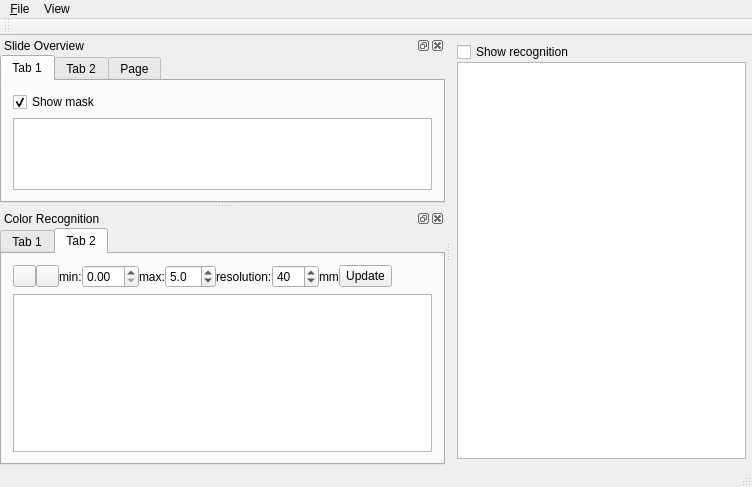
First picture: the form in mainwindow.ui, repository frankyeh/WSRecognizer, before the edit.
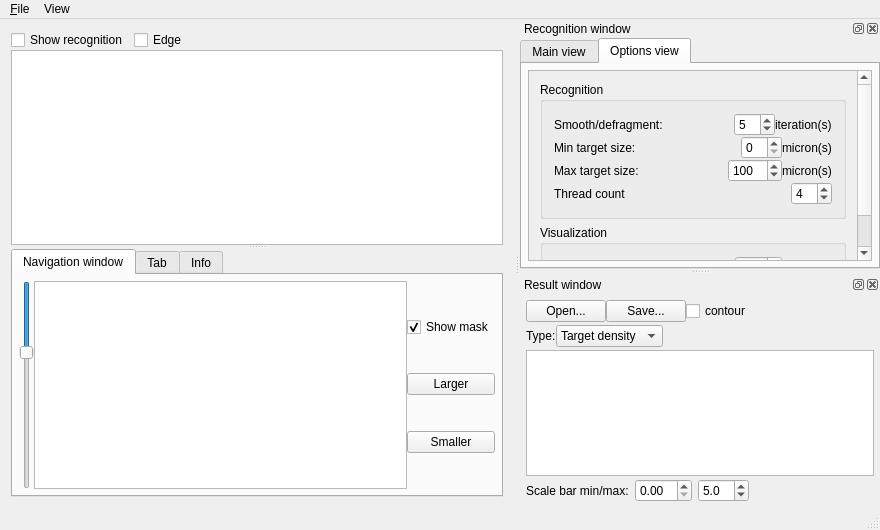
Second picture: the form after the edit. The open tabs and pages were chosen to show the change. Icons and pictures are not drawn.

The edit to the form file:
```diff
--- a/mainwindow.ui
+++ b/mainwindow.ui
@@ -6,23 +6,39 @@
    <rect>
     <x>0</x>
     <y>0</y>
-    <width>752</width>
-    <height>470</height>
+    <width>880</width>
+    <height>530</height>
    </rect>
   </property>
   <property name="windowTitle">
    <string/>
   </property>
   <widget class="QWidget" name="centralWidget">
+   <property name="sizePolicy">
+    <sizepolicy hsizetype="Expanding" vsizetype="Preferred">
+     <horstretch>0</horstretch>
+     <verstretch>0</verstretch>
+    </sizepolicy>
+   </property>
    <layout class="QVBoxLayout" name="verticalLayout_2">
-    <property name="spacing">
-     <number>0</number>
-    </property>
-    <property name="margin">
-     <number>6</number>
-    </property>
     <item>
+     <widget class="QSplitter" name="splitter">
+      <property name="sizePolicy">
+       <sizepolicy hsizetype="Preferred" vsizetype="Expanding">
+        <horstretch>0</horstretch>
+        <verstretch>1</verstretch>
+       </sizepolicy>
+      </property>
+      <property name="orientation">
+       <enum>Qt::Vertical</enum>
+      </property>
      <widget class="QWidget" name="widget" native="true">
+       <property name="sizePolicy">
+        <sizepolicy hsizetype="Expanding" vsizetype="Expanding">
+         <horstretch>0</horstretch>
+         <verstretch>0</verstretch>
+        </sizepolicy>
+       </property>
       <layout class="QVBoxLayout" name="verticalLayout_7">
        <property name="spacing">
         <number>0</number>
@@ -39,6 +55,13 @@
            </property>
           </widget>
          </item>
+          <item>
+           <widget class="QCheckBox" name="result_edge">
+            <property name="text">
+             <string>Edge</string>
+            </property>
+           </widget>
+          </item>
          <item>
           <spacer name="horizontalSpacer_2">
            <property name="orientation">
@@ -59,6 +82,147 @@
        </item>
       </layout>
      </widget>
+      <widget class="QTabWidget" name="tabWidget">
+       <property name="sizePolicy">
+        <sizepolicy hsizetype="Expanding" vsizetype="Preferred">
+         <horstretch>0</horstretch>
+         <verstretch>0</verstretch>
+        </sizepolicy>
+       </property>
+       <property name="currentIndex">
+        <number>0</number>
+       </property>
+       <widget class="QWidget" name="tab">
+        <attribute name="title">
+         <string>Navigation window</string>
+        </attribute>
+        <layout class="QHBoxLayout" name="horizontalLayout_14">
+         <property name="spacing">
+          <number>0</number>
+         </property>
+         <property name="margin">
+          <number>6</number>
+         </property>
+         <item>
+          <widget class="QSlider" name="map_size">
+           <property name="minimum">
+            <number>10</number>
+           </property>
+           <property name="maximum">
+            <number>100</number>
+           </property>
+           <property name="value">
+            <number>40</number>
+           </property>
+           <property name="orientation">
+            <enum>Qt::Vertical</enum>
+           </property>
+           <property name="invertedAppearance">
+            <bool>true</bool>
+           </property>
+          </widget>
+         </item>
+         <item>
+          <widget class="QGraphicsView" name="graphicsView"/>
+         </item>
+         <item>
+          <layout class="QVBoxLayout" name="verticalLayout">
+           <property name="spacing">
+            <number>0</number>
+           </property>
+           <item>
+            <widget class="QCheckBox" name="show_map_mask">
+             <property name="text">
+              <string>Show mask</string>
+             </property>
+             <property name="checked">
+              <bool>true</bool>
+             </property>
+            </widget>
+           </item>
+           <item>
+            <widget class="QPushButton" name="dilation">
+             <property name="maximumSize">
+              <size>
+               <width>65535</width>
+               <height>22</height>
+              </size>
+             </property>
+             <property name="text">
+              <string>Larger</string>
+             </property>
+             <property name="icon">
+              <iconset resource="icons.qrc">
+               <normaloff>:/icons/icons/up.xpm</normaloff>:/icons/icons/up.xpm</iconset>
+             </property>
+            </widget>
+           </item>
+           <item>
+            <widget class="QPushButton" name="erosion">
+             <property name="maximumSize">
+              <size>
+               <width>65535</width>
+               <height>22</height>
+              </size>
+             </property>
+             <property name="text">
+              <string>Smaller</string>
+             </property>
+             <property name="icon">
+              <iconset resource="icons.qrc">
+               <normaloff>:/icons/icons/down.xpm</normaloff>:/icons/icons/down.xpm</iconset>
+             </property>
+            </widget>
+           </item>
+          </layout>
+         </item>
+        </layout>
+       </widget>
+       <widget class="QWidget" name="tab_2">
+        <attribute name="title">
+         <string>Tab</string>
+        </attribute>
+        <layout class="QVBoxLayout" name="verticalLayout_5">
+         <property name="spacing">
+          <number>0</number>
+         </property>
+         <property name="margin">
+          <number>6</number>
+         </property>
+         <item>
+          <widget class="QGraphicsView" name="info_view"/>
+         </item>
+        </layout>
+       </widget>
+       <widget class="QWidget" name="tab_3">
+        <attribute name="title">
+         <string>Info</string>
+        </attribute>
+        <layout class="QVBoxLayout" name="verticalLayout_4">
+         <item>
+          <widget class="QTableWidget" name="info_widget">
+           <property name="sizePolicy">
+            <sizepolicy hsizetype="Preferred" vsizetype="Preferred">
+             <horstretch>0</horstretch>
+             <verstretch>0</verstretch>
+            </sizepolicy>
+           </property>
+           <column>
+            <property name="text">
+             <string>Property</string>
+            </property>
+           </column>
+           <column>
+            <property name="text">
+             <string>Value</string>
+            </property>
+           </column>
+          </widget>
+         </item>
+        </layout>
+       </widget>
+      </widget>
+     </widget>
     </item>
    </layout>
   </widget>
@@ -67,7 +231,7 @@
     <rect>
      <x>0</x>
      <y>0</y>
-     <width>752</width>
+     <width>880</width>
      <height>21</height>
     </rect>
    </property>
@@ -95,107 +259,31 @@
    <addaction name="menu_File"/>
    <addaction name="menuView"/>
   </widget>
-  <widget class="QToolBar" name="mainToolBar">
-   <attribute name="toolBarArea">
-    <enum>TopToolBarArea</enum>
-   </attribute>
-   <attribute name="toolBarBreak">
-    <bool>false</bool>
-   </attribute>
-  </widget>
   <widget class="QStatusBar" name="statusBar"/>
-  <widget class="QDockWidget" name="dockWidget">
-   <property name="windowTitle">
-    <string>Slide Overview</string>
-   </property>
-   <attribute name="dockWidgetArea">
-    <number>1</number>
-   </attribute>
-   <widget class="QWidget" name="dockWidgetContents">
-    <layout class="QVBoxLayout" name="verticalLayout">
-     <property name="spacing">
-      <number>0</number>
-     </property>
-     <property name="margin">
-      <number>0</number>
-     </property>
-     <item>
-      <widget class="QTabWidget" name="tabWidget">
-       <property name="currentIndex">
-        <number>0</number>
-       </property>
-       <widget class="QWidget" name="tab">
-        <attribute name="title">
-         <string>Tab 1</string>
-        </attribute>
-        <layout class="QVBoxLayout" name="verticalLayout_4">
-         <item>
-          <layout class="QHBoxLayout" name="horizontalLayout_3">
-           <item>
-            <widget class="QCheckBox" name="show_map_mask">
-             <property name="text">
-              <string>Show mask</string>
-             </property>
-             <property name="checked">
-              <bool>true</bool>
-             </property>
-            </widget>
-           </item>
-          </layout>
-         </item>
-         <item>
-          <widget class="QGraphicsView" name="graphicsView"/>
-         </item>
-        </layout>
-       </widget>
-       <widget class="QWidget" name="tab_2">
-        <attribute name="title">
-         <string>Tab 2</string>
-        </attribute>
-        <layout class="QVBoxLayout" name="verticalLayout_5">
-         <item>
-          <widget class="QGraphicsView" name="info_view"/>
-         </item>
-        </layout>
-       </widget>
-       <widget class="QWidget" name="tab_3">
-        <attribute name="title">
-         <string>Page</string>
-        </attribute>
-        <layout class="QVBoxLayout" name="verticalLayout_6">
-         <property name="spacing">
-          <number>0</number>
-         </property>
-         <property name="margin">
-          <number>0</number>
-         </property>
-         <item>
-          <widget class="QTableWidget" name="info_widget">
-           <column>
-            <property name="text">
-             <string>Property</string>
-            </property>
-           </column>
-           <column>
-            <property name="text">
-             <string>Value</string>
-            </property>
-           </column>
-          </widget>
-         </item>
-        </layout>
-       </widget>
-      </widget>
-     </item>
-    </layout>
-   </widget>
-  </widget>
   <widget class="QDockWidget" name="dockWidget_2">
+   <property name="sizePolicy">
+    <sizepolicy hsizetype="Preferred" vsizetype="Maximum">
+     <horstretch>0</horstretch>
+     <verstretch>0</verstretch>
+    </sizepolicy>
+   </property>
+   <property name="minimumSize">
+    <size>
+     <width>235</width>
+     <height>215</height>
+    </size>
+   </property>
+   <property name="maximumSize">
+    <size>
+     <width>524287</width>
+     <height>250</height>
+    </size>
+   </property>
    <property name="windowTitle">
-    <string>Color Recognition</string>
+    <string>Recognition window</string>
    </property>
    <attribute name="dockWidgetArea">
-    <number>1</number>
+    <number>2</number>
    </attribute>
    <widget class="QWidget" name="dockWidgetContents_2">
     <layout class="QVBoxLayout" name="verticalLayout_3">
@@ -207,63 +295,81 @@
      </property>
      <item>
       <widget class="QTabWidget" name="tabWidget_2">
+       <property name="sizePolicy">
+        <sizepolicy hsizetype="Preferred" vsizetype="Preferred">
+         <horstretch>0</horstretch>
+         <verstretch>0</verstretch>
+        </sizepolicy>
+       </property>
+       <property name="maximumSize">
+        <size>
+         <width>16777215</width>
+         <height>300</height>
+        </size>
+       </property>
        <property name="currentIndex">
-        <number>0</number>
+        <number>1</number>
        </property>
        <widget class="QWidget" name="tab_4">
         <attribute name="title">
-         <string>Tab 1</string>
+         <string>Main view</string>
         </attribute>
-        <layout class="QVBoxLayout" name="verticalLayout_8">
+        <layout class="QVBoxLayout" name="verticalLayout_9">
+         <property name="spacing">
+          <number>3</number>
+         </property>
+         <property name="margin">
+          <number>6</number>
+         </property>
          <item>
+          <widget class="QGroupBox" name="groupBox">
+           <property name="sizePolicy">
+            <sizepolicy hsizetype="Preferred" vsizetype="Expanding">
+             <horstretch>0</horstretch>
+             <verstretch>0</verstretch>
+            </sizepolicy>
+           </property>
+           <property name="maximumSize">
+            <size>
+             <width>16777215</width>
+             <height>150</height>
+            </size>
+           </property>
+           <property name="title">
+            <string>Classifier</string>
+           </property>
           <layout class="QHBoxLayout" name="horizontalLayout">
            <property name="spacing">
             <number>0</number>
            </property>
+            <property name="margin">
+             <number>6</number>
+            </property>
            <item>
-            <widget class="QToolButton" name="new_model">
-             <property name="maximumSize">
-              <size>
-               <width>23</width>
-               <height>22</height>
-              </size>
-             </property>
-             <property name="text">
-              <string>...</string>
-             </property>
-             <property name="icon">
-              <iconset resource="icons.qrc">
-               <normaloff>:/icons/icons/new.xpm</normaloff>:/icons/icons/new.xpm</iconset>
-             </property>
+             <widget class="QGraphicsView" name="train_view">
+              <property name="sizePolicy">
+               <sizepolicy hsizetype="Preferred" vsizetype="Preferred">
+                <horstretch>0</horstretch>
+                <verstretch>0</verstretch>
+               </sizepolicy>
+              </property>
             </widget>
            </item>
            <item>
-            <widget class="QToolButton" name="open_model">
-             <property name="maximumSize">
-              <size>
-               <width>23</width>
-               <height>22</height>
-              </size>
-             </property>
-             <property name="text">
-              <string>...</string>
-             </property>
-             <property name="icon">
-              <iconset resource="icons.qrc">
-               <normaloff>:/icons/icons/open.xpm</normaloff>:/icons/icons/open.xpm</iconset>
-             </property>
-            </widget>
-           </item>
+             <layout class="QVBoxLayout" name="verticalLayout_11">
+              <property name="spacing">
+               <number>0</number>
+              </property>
            <item>
-            <widget class="QToolButton" name="save_model">
+               <widget class="QPushButton" name="save_model">
              <property name="maximumSize">
               <size>
-               <width>23</width>
-               <height>22</height>
+                  <width>70</width>
+                  <height>24</height>
               </size>
              </property>
              <property name="text">
-              <string>...</string>
+                 <string>Save...</string>
              </property>
              <property name="icon">
               <iconset resource="icons.qrc">
@@ -271,16 +377,81 @@
              </property>
             </widget>
            </item>
+              <item>
+               <widget class="QPushButton" name="open_model">
+                <property name="maximumSize">
+                 <size>
+                  <width>70</width>
+                  <height>24</height>
+                 </size>
+                </property>
+                <property name="text">
+                 <string>Open...</string>
+                </property>
+                <property name="icon">
+                 <iconset resource="icons.qrc">
+                  <normaloff>:/icons/icons/open.xpm</normaloff>:/icons/icons/open.xpm</iconset>
+                </property>
+               </widget>
+              </item>
+              <item>
+               <widget class="QPushButton" name="new_model">
+                <property name="sizePolicy">
+                 <sizepolicy hsizetype="Preferred" vsizetype="Preferred">
+                  <horstretch>0</horstretch>
+                  <verstretch>0</verstretch>
+                 </sizepolicy>
+                </property>
+                <property name="maximumSize">
+                 <size>
+                  <width>70</width>
+                  <height>24</height>
+                 </size>
+                </property>
+                <property name="text">
+                 <string>Clear</string>
+                </property>
+                <property name="icon">
+                 <iconset resource="icons.qrc">
+                  <normaloff>:/icons/icons/delete.xpm</normaloff>:/icons/icons/delete.xpm</iconset>
+                </property>
+               </widget>
+              </item>
+              <item>
+               <spacer name="verticalSpacer_2">
+                <property name="orientation">
+                 <enum>Qt::Vertical</enum>
+                </property>
+                <property name="sizeHint" stdset="0">
+                 <size>
+                  <width>20</width>
+                  <height>40</height>
+                 </size>
+                </property>
+               </spacer>
+              </item>
            <item>
             <widget class="QPushButton" name="recognize_stains">
+                <property name="sizePolicy">
+                 <sizepolicy hsizetype="Fixed" vsizetype="Fixed">
+                  <horstretch>0</horstretch>
+                  <verstretch>0</verstretch>
+                 </sizepolicy>
+                </property>
+                <property name="minimumSize">
+                 <size>
+                  <width>0</width>
+                  <height>0</height>
+                 </size>
+                </property>
              <property name="maximumSize">
               <size>
-               <width>16777215</width>
-               <height>22</height>
+                  <width>70</width>
+                  <height>24</height>
               </size>
              </property>
              <property name="text">
-              <string>Recognize Stains</string>
+                 <string>Test</string>
              </property>
              <property name="icon">
               <iconset resource="icons.qrc">
@@ -288,33 +459,113 @@
              </property>
             </widget>
            </item>
+             </layout>
+            </item>
+           </layout>
+          </widget>
+         </item>
            <item>
-            <spacer name="horizontalSpacer">
-             <property name="orientation">
-              <enum>Qt::Horizontal</enum>
+          <layout class="QHBoxLayout" name="horizontalLayout_3">
+           <item>
+            <widget class="QProgressBar" name="progressBar">
+             <property name="maximumSize">
+              <size>
+               <width>16777215</width>
+               <height>24</height>
+              </size>
              </property>
-             <property name="sizeHint" stdset="0">
+             <property name="value">
+              <number>0</number>
+             </property>
+            </widget>
+           </item>
+           <item>
+            <widget class="QPushButton" name="run">
+             <property name="sizePolicy">
+              <sizepolicy hsizetype="Fixed" vsizetype="Fixed">
+               <horstretch>0</horstretch>
+               <verstretch>0</verstretch>
+              </sizepolicy>
+             </property>
+             <property name="maximumSize">
               <size>
-               <width>40</width>
-               <height>20</height>
+               <width>16777215</width>
+               <height>24</height>
               </size>
              </property>
-            </spacer>
+             <property name="text">
+              <string>Run Whole Slide</string>
+             </property>
+             <property name="icon">
+              <iconset resource="icons.qrc">
+               <normaloff>:/icons/icons/run.xpm</normaloff>:/icons/icons/run.xpm</iconset>
+             </property>
+            </widget>
            </item>
           </layout>
          </item>
+        </layout>
+       </widget>
+       <widget class="QWidget" name="tab_5">
+        <attribute name="title">
+         <string>Options view</string>
+        </attribute>
+        <layout class="QVBoxLayout" name="verticalLayout_8">
+         <property name="spacing">
+          <number>3</number>
+         </property>
+         <property name="margin">
+          <number>6</number>
+         </property>
          <item>
-          <widget class="QGraphicsView" name="train_view"/>
-         </item>
+          <widget class="QScrollArea" name="scrollArea">
+           <property name="widgetResizable">
+            <bool>true</bool>
+           </property>
+           <widget class="QWidget" name="scrollAreaWidgetContents">
+            <property name="geometry">
+             <rect>
+              <x>0</x>
+              <y>0</y>
+              <width>313</width>
+              <height>200</height>
+             </rect>
+            </property>
+            <layout class="QVBoxLayout" name="verticalLayout_6">
+             <item>
+              <widget class="QGroupBox" name="groupBox_4">
+               <property name="title">
+                <string>Recognition</string>
+               </property>
+               <layout class="QVBoxLayout" name="verticalLayout_10">
+                <property name="spacing">
+                 <number>0</number>
+                </property>
          <item>
           <layout class="QHBoxLayout" name="horizontalLayout_7">
+                  <property name="spacing">
+                   <number>0</number>
+                  </property>
            <item>
             <widget class="QLabel" name="label_11">
              <property name="text">
-              <string>Smoothing:</string>
+                     <string>Smooth/defragment:</string>
              </property>
             </widget>
            </item>
+                  <item>
+                   <spacer name="horizontalSpacer_5">
+                    <property name="orientation">
+                     <enum>Qt::Horizontal</enum>
+                    </property>
+                    <property name="sizeHint" stdset="0">
+                     <size>
+                      <width>40</width>
+                      <height>20</height>
+                     </size>
+                    </property>
+                   </spacer>
+                  </item>
            <item>
             <widget class="QSpinBox" name="smoothing">
              <property name="maximum">
@@ -335,33 +586,33 @@
              </property>
             </widget>
            </item>
-           <item>
-            <spacer name="horizontalSpacer_5">
-             <property name="orientation">
-              <enum>Qt::Horizontal</enum>
-             </property>
-             <property name="sizeHint" stdset="0">
-              <size>
-               <width>40</width>
-               <height>20</height>
-              </size>
-             </property>
-            </spacer>
-           </item>
           </layout>
          </item>
          <item>
-          <layout class="QHBoxLayout" name="horizontalLayout_6">
+                 <layout class="QHBoxLayout" name="horizontalLayout_4">
            <property name="spacing">
             <number>0</number>
            </property>
            <item>
             <widget class="QLabel" name="label_6">
              <property name="text">
-              <string>Min Size:</string>
+                     <string>Min target size:</string>
              </property>
             </widget>
            </item>
+                  <item>
+                   <spacer name="horizontalSpacer">
+                    <property name="orientation">
+                     <enum>Qt::Horizontal</enum>
+                    </property>
+                    <property name="sizeHint" stdset="0">
+                     <size>
+                      <width>40</width>
+                      <height>20</height>
+                     </size>
+                    </property>
+                   </spacer>
+                  </item>
            <item>
             <widget class="QSpinBox" name="min_size">
              <property name="maximum">
@@ -379,20 +630,40 @@
              </property>
             </widget>
            </item>
+                 </layout>
+                </item>
            <item>
-            <widget class="QLabel" name="label_10">
-             <property name="text">
-              <string/>
-             </property>
-            </widget>
-           </item>
+                 <layout class="QHBoxLayout" name="horizontalLayout_6">
+                  <property name="spacing">
+                   <number>0</number>
+                  </property>
            <item>
             <widget class="QLabel" name="label_7">
              <property name="text">
-              <string>Max Size</string>
+                     <string>Max target size:</string>
              </property>
             </widget>
            </item>
+                  <item>
+                   <widget class="QLabel" name="label_10">
+                    <property name="text">
+                     <string/>
+                    </property>
+                   </widget>
+                  </item>
+                  <item>
+                   <spacer name="horizontalSpacer_4">
+                    <property name="orientation">
+                     <enum>Qt::Horizontal</enum>
+                    </property>
+                    <property name="sizeHint" stdset="0">
+                     <size>
+                      <width>40</width>
+                      <height>20</height>
+                     </size>
+                    </property>
+                   </spacer>
+                  </item>
            <item>
             <widget class="QSpinBox" name="max_size">
              <property name="maximum">
@@ -409,82 +680,200 @@
            <item>
             <widget class="QLabel" name="label_9">
              <property name="text">
-              <string>microns(s)</string>
+                     <string>micron(s)</string>
              </property>
             </widget>
            </item>
-           <item>
-            <spacer name="horizontalSpacer_4">
-             <property name="orientation">
-              <enum>Qt::Horizontal</enum>
-             </property>
-             <property name="sizeHint" stdset="0">
-              <size>
-               <width>40</width>
-               <height>20</height>
-              </size>
-             </property>
-            </spacer>
-           </item>
           </layout>
          </item>
          <item>
-          <layout class="QHBoxLayout" name="horizontalLayout_4">
-           <item>
-            <widget class="QProgressBar" name="progressBar">
-             <property name="value">
+                 <layout class="QHBoxLayout" name="horizontalLayout_11">
+                  <property name="spacing">
               <number>0</number>
              </property>
-            </widget>
-           </item>
-           <item>
-            <widget class="QPushButton" name="run">
-             <property name="text">
-              <string>Run</string>
-             </property>
-            </widget>
-           </item>
            <item>
             <widget class="QLabel" name="label">
+                    <property name="maximumSize">
+                     <size>
+                      <width>16777215</width>
+                      <height>24</height>
+                     </size>
+                    </property>
              <property name="text">
-              <string>Thread Count</string>
+                     <string>Thread count</string>
              </property>
             </widget>
            </item>
+                  <item>
+                   <spacer name="horizontalSpacer_8">
+                    <property name="orientation">
+                     <enum>Qt::Horizontal</enum>
+                    </property>
+                    <property name="sizeHint" stdset="0">
+                     <size>
+                      <width>40</width>
+                      <height>20</height>
+                     </size>
+                    </property>
+                   </spacer>
+                  </item>
            <item>
             <widget class="QSpinBox" name="thread_count">
+                    <property name="maximumSize">
+                     <size>
+                      <width>16777215</width>
+                      <height>24</height>
+                     </size>
+                    </property>
              <property name="minimum">
               <number>1</number>
              </property>
              <property name="maximum">
               <number>10</number>
              </property>
+                    <property name="value">
+                     <number>4</number>
+                    </property>
             </widget>
            </item>
           </layout>
          </item>
         </layout>
        </widget>
-       <widget class="QWidget" name="tab_5">
-        <attribute name="title">
-         <string>Tab 2</string>
-        </attribute>
-        <layout class="QVBoxLayout" name="verticalLayout_9">
+             </item>
+             <item>
+              <widget class="QGroupBox" name="groupBox_5">
+               <property name="title">
+                <string>Visualization</string>
+               </property>
+               <layout class="QVBoxLayout" name="verticalLayout_12">
+                <property name="spacing">
+                 <number>0</number>
+                </property>
+                <item>
+                 <layout class="QHBoxLayout" name="horizontalLayout_10">
+                  <property name="spacing">
+                   <number>0</number>
+                  </property>
+                  <item>
+                   <widget class="QLabel" name="label_4">
+                    <property name="maximumSize">
+                     <size>
+                      <width>16777215</width>
+                      <height>24</height>
+                     </size>
+                    </property>
+                    <property name="text">
+                     <string>Image resolution:</string>
+                    </property>
+                   </widget>
+                  </item>
+                  <item>
+                   <spacer name="horizontalSpacer_6">
+                    <property name="orientation">
+                     <enum>Qt::Horizontal</enum>
+                    </property>
+                    <property name="sizeHint" stdset="0">
+                     <size>
+                      <width>40</width>
+                      <height>20</height>
+                     </size>
+                    </property>
+                   </spacer>
+                  </item>
+                  <item>
+                   <widget class="QSpinBox" name="resolution">
+                    <property name="maximumSize">
+                     <size>
+                      <width>16777215</width>
+                      <height>24</height>
+                     </size>
+                    </property>
+                    <property name="minimum">
+                     <number>10</number>
+                    </property>
+                    <property name="maximum">
+                     <number>100</number>
+                    </property>
+                    <property name="singleStep">
+                     <number>10</number>
+                    </property>
+                    <property name="value">
+                     <number>40</number>
+                    </property>
+                   </widget>
+                  </item>
+                  <item>
+                   <widget class="QLabel" name="label_5">
+                    <property name="maximumSize">
+                     <size>
+                      <width>16777215</width>
+                      <height>24</height>
+                     </size>
+                    </property>
+                    <property name="text">
+                     <string>micron(s)</string>
+                    </property>
+                   </widget>
+                  </item>
+                 </layout>
+                </item>
+               </layout>
+              </widget>
+             </item>
+            </layout>
+           </widget>
+          </widget>
+         </item>
+        </layout>
+       </widget>
+      </widget>
+     </item>
+    </layout>
+   </widget>
+  </widget>
+  <widget class="QDockWidget" name="dockWidget_3">
+   <property name="sizePolicy">
+    <sizepolicy hsizetype="Preferred" vsizetype="Expanding">
+     <horstretch>0</horstretch>
+     <verstretch>0</verstretch>
+    </sizepolicy>
+   </property>
+   <property name="minimumSize">
+    <size>
+     <width>224</width>
+     <height>0</height>
+    </size>
+   </property>
+   <property name="windowTitle">
+    <string>Result window</string>
+   </property>
+   <attribute name="dockWidgetArea">
+    <number>2</number>
+   </attribute>
+   <widget class="QWidget" name="dockWidgetContents_3">
+    <layout class="QVBoxLayout" name="verticalLayout_13">
+     <property name="spacing">
+      <number>3</number>
+     </property>
+     <property name="margin">
+      <number>6</number>
+     </property>
          <item>
-          <layout class="QHBoxLayout" name="horizontalLayout_5">
+      <layout class="QHBoxLayout" name="horizontalLayout_8">
            <property name="spacing">
             <number>0</number>
            </property>
            <item>
-            <widget class="QToolButton" name="open_reco_result">
+        <widget class="QPushButton" name="open_reco_result">
              <property name="maximumSize">
               <size>
-               <width>23</width>
-               <height>22</height>
+           <width>65535</width>
+           <height>24</height>
               </size>
              </property>
              <property name="text">
-              <string/>
+          <string>Open...</string>
              </property>
              <property name="icon">
               <iconset resource="icons.qrc">
@@ -496,12 +885,12 @@
             <widget class="QPushButton" name="save_reco_result">
              <property name="maximumSize">
               <size>
-               <width>23</width>
-               <height>22</height>
+           <width>65535</width>
+           <height>24</height>
               </size>
              </property>
              <property name="text">
-              <string/>
+          <string>Save...</string>
              </property>
              <property name="icon">
               <iconset resource="icons.qrc">
@@ -509,25 +898,111 @@
              </property>
             </widget>
            </item>
+       <item>
+        <widget class="QCheckBox" name="contour">
+         <property name="maximumSize">
+          <size>
+           <width>16777215</width>
+           <height>24</height>
+          </size>
+         </property>
+         <property name="text">
+          <string>contour</string>
+         </property>
+        </widget>
+       </item>
+       <item>
+        <spacer name="horizontalSpacer_7">
+         <property name="orientation">
+          <enum>Qt::Horizontal</enum>
+         </property>
+         <property name="sizeHint" stdset="0">
+          <size>
+           <width>40</width>
+           <height>20</height>
+          </size>
+         </property>
+        </spacer>
+       </item>
+      </layout>
+     </item>
+     <item>
+      <layout class="QHBoxLayout" name="horizontalLayout_5">
+       <property name="spacing">
+        <number>0</number>
+       </property>
+       <item>
+        <widget class="QLabel" name="label_14">
+         <property name="text">
+          <string>Type:</string>
+         </property>
+        </widget>
+       </item>
+       <item>
+        <widget class="QComboBox" name="type">
+         <property name="maximumSize">
+          <size>
+           <width>16777215</width>
+           <height>24</height>
+          </size>
+         </property>
+         <item>
+          <property name="text">
+           <string>Target density</string>
+          </property>
+         </item>
+         <item>
+          <property name="text">
+           <string>Target size</string>
+          </property>
+         </item>
+        </widget>
+       </item>
+       <item>
+        <spacer name="horizontalSpacer_3">
+         <property name="orientation">
+          <enum>Qt::Horizontal</enum>
+         </property>
+         <property name="sizeHint" stdset="0">
+          <size>
+           <width>40</width>
+           <height>20</height>
+          </size>
+         </property>
+        </spacer>
+       </item>
+      </layout>
+     </item>
+     <item>
+      <widget class="QGraphicsView" name="result_view"/>
+     </item>
+     <item>
+      <layout class="QHBoxLayout" name="horizontalLayout_12">
            <item>
             <widget class="QLabel" name="label_2">
              <property name="text">
-              <string>min:</string>
+          <string>Scale bar min/max:</string>
              </property>
             </widget>
            </item>
            <item>
-            <widget class="QDoubleSpinBox" name="color_min"/>
-           </item>
-           <item>
-            <widget class="QLabel" name="label_3">
-             <property name="text">
-              <string>max:</string>
+        <widget class="QDoubleSpinBox" name="color_min">
+         <property name="maximumSize">
+          <size>
+           <width>16777215</width>
+           <height>24</height>
+          </size>
              </property>
             </widget>
            </item>
            <item>
             <widget class="QDoubleSpinBox" name="color_max">
+         <property name="maximumSize">
+          <size>
+           <width>16777215</width>
+           <height>24</height>
+          </size>
+         </property>
              <property name="decimals">
               <number>1</number>
              </property>
@@ -540,50 +1015,7 @@
             </widget>
            </item>
            <item>
-            <widget class="QLabel" name="label_4">
-             <property name="text">
-              <string>resolution:</string>
-             </property>
-            </widget>
-           </item>
-           <item>
-            <widget class="QSpinBox" name="resolution">
-             <property name="minimum">
-              <number>10</number>
-             </property>
-             <property name="maximum">
-              <number>100</number>
-             </property>
-             <property name="singleStep">
-              <number>10</number>
-             </property>
-             <property name="value">
-              <number>40</number>
-             </property>
-            </widget>
-           </item>
-           <item>
-            <widget class="QLabel" name="label_5">
-             <property name="text">
-              <string>mm</string>
-             </property>
-            </widget>
-           </item>
-           <item>
-            <widget class="QToolButton" name="update_image">
-             <property name="maximumSize">
-              <size>
-               <width>16777215</width>
-               <height>22</height>
-              </size>
-             </property>
-             <property name="text">
-              <string>Update</string>
-             </property>
-            </widget>
-           </item>
-           <item>
-            <spacer name="horizontalSpacer_3">
+        <spacer name="horizontalSpacer_9">
              <property name="orientation">
               <enum>Qt::Horizontal</enum>
              </property>
@@ -596,18 +1028,15 @@
             </spacer>
            </item>
           </layout>
-         </item>
-         <item>
-          <widget class="QGraphicsView" name="result_view"/>
-         </item>
-        </layout>
-       </widget>
-      </widget>
      </item>
     </layout>
    </widget>
   </widget>
   <action name="action_Open">
+   <property name="icon">
+    <iconset resource="icons.qrc">
+     <normaloff>:/icons/icons/open.xpm</normaloff>:/icons/icons/open.xpm</iconset>
+   </property>
    <property name="text">
     <string>&amp;Open</string>
    </property>
```
Lines whose indentation alone changed are shown as unchanged.
